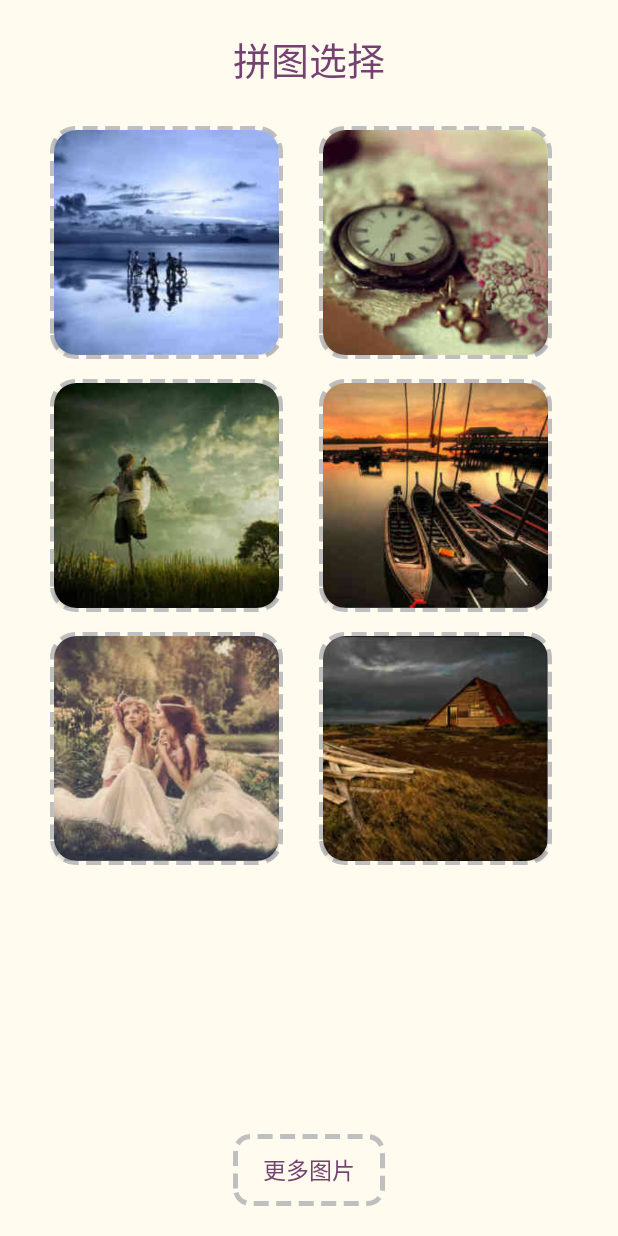
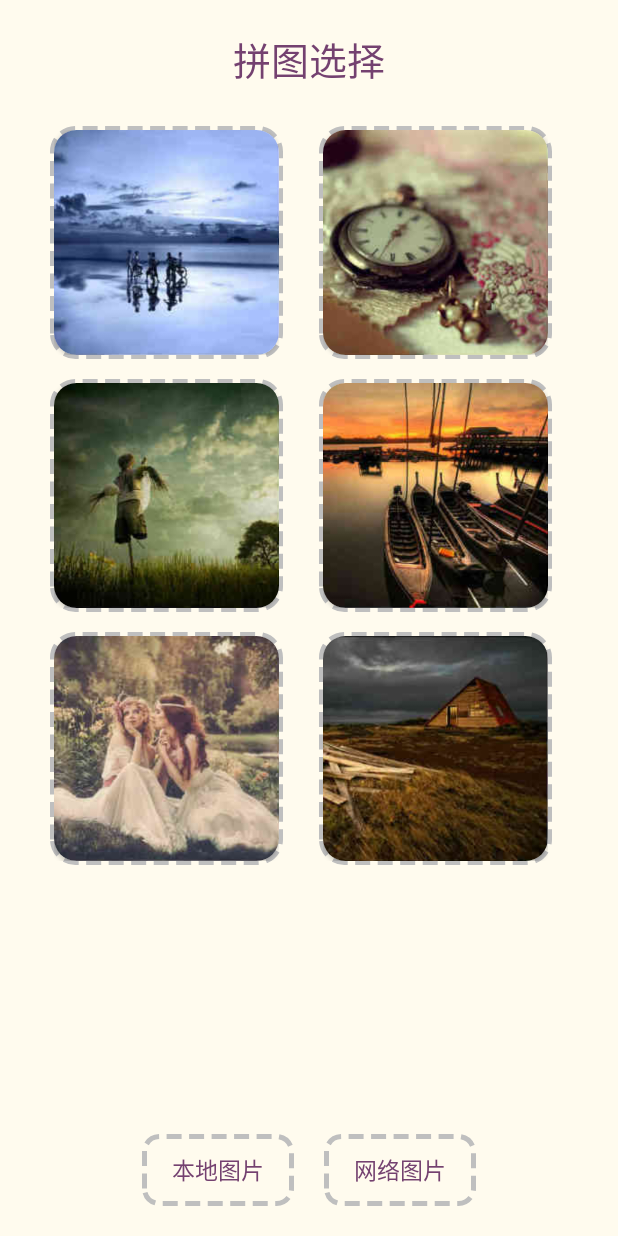
Before and after one commit to meltycriss/PuzzleHigh, an Android app: the screen it shows after launch (SelectImageActivity), after a tap on "开始", on a phone screen of 412 x 824 dp. Run offline under Robolectric (Android 15) with nearby library versions, the phone set to English and light mode, and no system bars; our stand-ins replace Picasso; pictures from the network do not load.

Commit message:
修改选择图片时的按钮

```diff
--- a/app/src/main/java/com/example/zsystudio/puzzlehigh/select_image/SelectImageContract.java
+++ b/app/src/main/java/com/example/zsystudio/puzzlehigh/select_image/SelectImageContract.java
@@ -30,8 +30,6 @@ public interface SelectImageContract {
 
     interface View extends BaseView{
 
-        void createPopupMenu();
-
         void showNativePicList();
 
         void showNetPicList(ArrayList<ImageItem> arrayList);
--- a/app/src/main/java/com/example/zsystudio/puzzlehigh/select_image/SelectImageFragment.java
+++ b/app/src/main/java/com/example/zsystudio/puzzlehigh/select_image/SelectImageFragment.java
@@ -7,15 +7,13 @@ import android.support.annotation.Nullable;
 import android.support.v4.app.Fragment;
 import android.support.v7.widget.DefaultItemAnimator;
 import android.support.v7.widget.GridLayoutManager;
-import android.support.v7.widget.LinearLayoutManager;
-import android.support.v7.widget.PopupMenu;
 import android.support.v7.widget.RecyclerView;
 import android.util.Log;
 import android.view.LayoutInflater;
-import android.view.MenuItem;
 import android.view.View;
 import android.view.ViewGroup;
 import android.widget.Button;
+import android.widget.LinearLayout;
 
 import com.example.zsystudio.puzzlehigh.R;
 import com.example.zsystudio.puzzlehigh.game.GameActivity;
@@ -39,8 +37,11 @@ public class SelectImageFragment extends Fragment
     private List<ImageItem> nativePicList = new ArrayList<ImageItem>();
     private List<ImageItem> netPicList = new ArrayList<ImageItem>();
 
-    private Button loadmore;
-    private PopupMenu popupMenu;
+    private LinearLayout mLayoutLoadMore;
+    private LinearLayout mLayoutGoBack;
+    private Button mBtnLoadLocalPic;
+    private Button mBtnLoadNetPIc;
+    private Button mBtnGoBack;
 
 
     private static int STATE_NATIVE = 100;
@@ -71,8 +72,15 @@ public class SelectImageFragment extends Fragment
 
         mRclist = (RecyclerView) v.findViewById(R.id.rc_list);
 
-        loadmore = (Button) v.findViewById(R.id.load_more);
-        loadmore.setOnClickListener(this);
+        mLayoutLoadMore = (LinearLayout) v.findViewById(R.id.layout_load_more);
+        mLayoutGoBack = (LinearLayout) v.findViewById(R.id.layout_go_back);
+
+        mBtnLoadNetPIc = (Button) v.findViewById(R.id.btn_load_net_pic);
+        mBtnLoadLocalPic = (Button) v.findViewById(R.id.btn_load_local_pic);
+        mBtnGoBack = (Button) v.findViewById(R.id.btn_go_back);
+        mBtnGoBack.setOnClickListener(this);
+        mBtnLoadLocalPic.setOnClickListener(this);
+        mBtnLoadNetPIc.setOnClickListener(this);
 
         mPresenter.start();
 
@@ -81,34 +89,17 @@ public class SelectImageFragment extends Fragment
 
     @Override
     public void onClick(View v) {
-        if (v.getId() == R.id.load_more) {
-            if (loadmore.getText().equals("返回")) {
-                mRclist.swapAdapter(mNativeAdapter, false);
-                loadmore.setText("更多图片");
-            } else {
-                popupMenu.show();
-            }
+        int id = v.getId();
+        if (id == R.id.btn_go_back) {
+            currentState = STATE_NATIVE;
+            mRclist.swapAdapter(mNativeAdapter, false);
+            mLayoutLoadMore.setVisibility(View.VISIBLE);
+            mLayoutGoBack.setVisibility(View.GONE);
+        } else if (id == R.id.btn_load_net_pic) {
+            mPresenter.getNetPicList();
+        } else if (id == R.id.btn_load_local_pic) {
+            mPresenter.getLocalPic();
         }
-    }
-
-    @Override
-    public void createPopupMenu() {
-
-        popupMenu = new PopupMenu(getActivity(), loadmore);
-        popupMenu.getMenuInflater().inflate(R.menu.loadmore_pic, popupMenu.getMenu());
-
-        popupMenu.setOnMenuItemClickListener(new PopupMenu.OnMenuItemClickListener() {
-            @Override
-            public boolean onMenuItemClick(MenuItem item) {
-                int id = item.getItemId();
-                if (id == R.id.native_pic) {
-                    mPresenter.getLocalPic();
-                } else {
-                    mPresenter.getNetPicList();
-                }
-                return true;
-            }
-        });
     }
 
     @Override
@@ -143,8 +134,11 @@ public class SelectImageFragment extends Fragment
         mNativeAdapter = new RecyclerAdapter(getContext(), nativePicList);
         mRclist.setAdapter(mNativeAdapter);
         mNativeAdapter.setOnItemClickListener(this);
+
         currentState = STATE_NATIVE;
-        loadmore.setVisibility(View.VISIBLE);
+
+        mLayoutLoadMore.setVisibility(View.VISIBLE);
+        mLayoutGoBack.setVisibility(View.GONE);
     }
 
     @Override
@@ -154,9 +148,11 @@ public class SelectImageFragment extends Fragment
         mNetAdapter = new RecyclerAdapter(getContext(), arrayList);
         mRclist.swapAdapter(mNetAdapter, false);
         mNetAdapter.setOnItemClickListener(this);
+
         currentState = STATE_NET;
-//        loadmore.setVisibility(View.GONE);
-        loadmore.setText("返回");
+
+        mLayoutLoadMore.setVisibility(View.GONE);
+        mLayoutGoBack.setVisibility(View.VISIBLE);
     }
 
 
--- a/app/src/main/java/com/example/zsystudio/puzzlehigh/select_image/SelectImagePresenter.java
+++ b/app/src/main/java/com/example/zsystudio/puzzlehigh/select_image/SelectImagePresenter.java
@@ -71,7 +71,6 @@ public class SelectImagePresenter implements SelectImageContract.Presenter {
     @Override
     public void start() {
         mView.showNativePicList();
-        mView.createPopupMenu();
         this.createMyDir();
     }
 
--- a/app/src/main/res/layout/fragment_select_image.xml
+++ b/app/src/main/res/layout/fragment_select_image.xml
@@ -21,15 +21,57 @@
         android:layout_width="match_parent"
         android:layout_height="0dp" />
 
-    <Button
-        android:id="@+id/load_more"
-        android:background="@drawable/editor_border"
+    <LinearLayout
+        android:id="@+id/layout_load_more"
+        android:orientation="horizontal"
         android:layout_marginBottom="20dp"
         android:layout_marginTop="15dp"
-        android:text="更多图片"
-        android:textSize="15sp"
-        android:textColor="@color/puzzle_purple"
-        android:layout_width="wrap_content"
-        android:layout_height="wrap_content" />
+        android:gravity="center"
+        android:layout_width="match_parent"
+        android:layout_height="wrap_content">
+
+        <Button
+            android:id="@+id/btn_load_local_pic"
+            android:background="@drawable/editor_border"
+            android:text="本地图片"
+            android:textSize="15sp"
+            android:layout_marginRight="10dp"
+            android:textColor="@color/puzzle_purple"
+            android:layout_width="wrap_content"
+            android:layout_height="wrap_content" />
+
+        <Button
+            android:id="@+id/btn_load_net_pic"
+            android:background="@drawable/editor_border"
+            android:text="网络图片"
+            android:textSize="15sp"
+            android:layout_marginLeft="10dp"
+            android:textColor="@color/puzzle_purple"
+            android:layout_width="wrap_content"
+            android:layout_height="wrap_content" />
+
+    </LinearLayout>
+
+    <LinearLayout
+        android:id="@+id/layout_go_back"
+        android:orientation="horizontal"
+        android:visibility="gone"
+        android:layout_marginBottom="20dp"
+        android:layout_marginTop="15dp"
+        android:gravity="center"
+        android:layout_width="match_parent"
+        android:layout_height="wrap_content">
+
+        <Button
+            android:id="@+id/btn_go_back"
+            android:background="@drawable/editor_border"
+            android:text="返回"
+            android:textSize="15sp"
+            android:textColor="@color/puzzle_purple"
+            android:layout_width="wrap_content"
+            android:layout_height="wrap_content" />
+
+    </LinearLayout>
+
 
 </LinearLayout>
```
